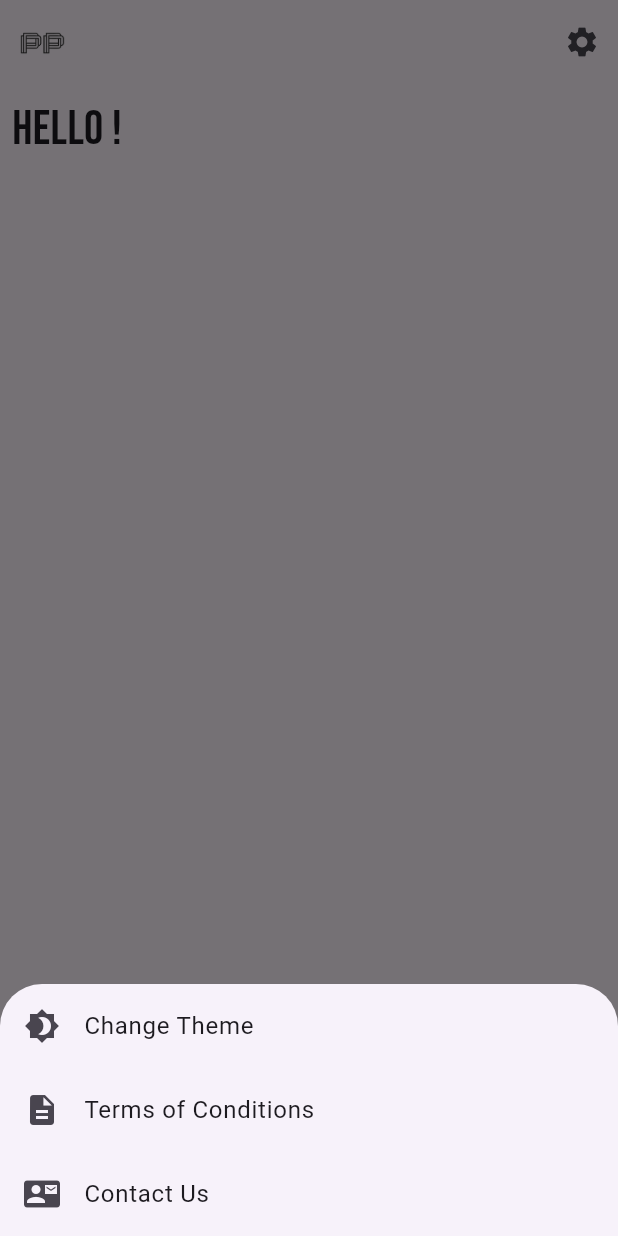
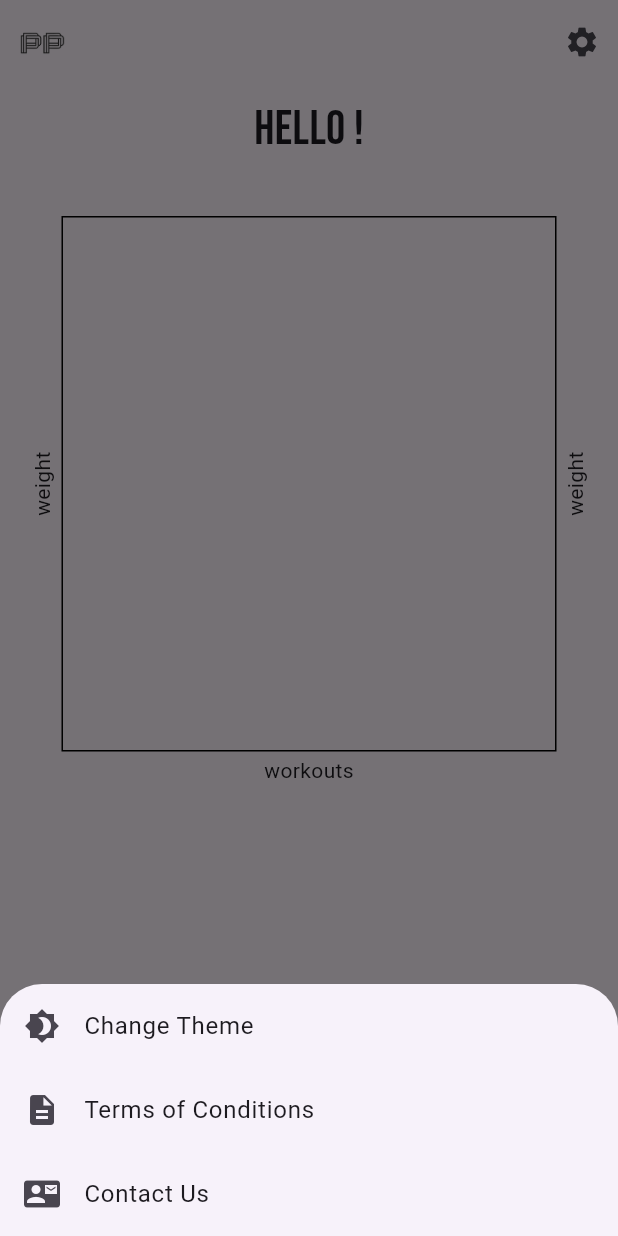
Before and after one commit to PowerPulseApp/PowerPulse, a Flutter app: the screen it shows once a user with an empty profile is signed in, after a tap on the "settings" icon, on a phone screen of 412 x 824 dp. Run offline on Flutter 3.47's test engine with Material 3 defaults, Android fonts, the light colour scheme and no system bars; drawn by our look-alikes of fl_chart; our stand-ins replace cloud_firestore, firebase_auth, firebase_core, firebase_database, firebase_storage, google_fonts and 3 more; accounts and stored records are empty.

Commit message:
16.5.
homepage graph works

```diff
--- a/bap/lib/screens/home/home_screen.dart
+++ b/bap/lib/screens/home/home_screen.dart
@@ -2,12 +2,16 @@ import 'package:flutter/material.dart';
 import 'package:firebase_auth/firebase_auth.dart';
 import 'package:cloud_firestore/cloud_firestore.dart';
 import 'package:google_fonts/google_fonts.dart';
-
+import 'package:fl_chart/fl_chart.dart'; // Import the line chart widget
 
 class HomeScreen extends StatelessWidget {
   @override
   Widget build(BuildContext context) {
-    return FutureBuilder(
+    return Scaffold(
+      body: Column(
+        crossAxisAlignment: CrossAxisAlignment.center,
+        children: [
+          FutureBuilder(
             future: _getCurrentUsername(),
             builder: (context, AsyncSnapshot<String> snapshot) {
               if (snapshot.connectionState == ConnectionState.waiting) {
@@ -31,34 +35,126 @@ class HomeScreen extends StatelessWidget {
                 }
               }
             },
+          ),
+          SizedBox(height: 10), // Add some spacing between text and chart
+          Expanded(
+            child: _buildLineChart(), // Use a method to build the line chart
+          ),
+        ],
+      ),
     );
   }
 
+  Widget _buildLineChart() {
+    return FutureBuilder<List<FlSpot>>(
+      future: _getWorkoutData(),
+      builder: (context, snapshot) {
+        if (snapshot.connectionState == ConnectionState.waiting) {
+          return Center(child: CircularProgressIndicator());
+        } else {
+          if (snapshot.hasError) {
+            return Center(child: Text('Error loading data'));
+          } else {
+            return AspectRatio(
+              aspectRatio: 2.0,
+              child: Padding(
+                padding: const EdgeInsets.only(
+                  right: 16,
+                  left: 16,
+                  top: 16,
+                  bottom: 240,
+                ),
+                child: LineChart(
+                  LineChartData(
+                    lineBarsData: [
+                      LineChartBarData(
+                        spots: snapshot.data!,
+                        barWidth: 8,
+                        isCurved: true,
+                        curveSmoothness: 0.25,
+                        preventCurveOverShooting: true,
+                        isStrokeCapRound: true,
+                        dotData: const FlDotData(show: false),
+                      ),
+                    ],
+                    titlesData: const FlTitlesData(
+                      show: true,
+                      leftTitles: AxisTitles(
+                        axisNameWidget: Text('weight'),
+                        axisNameSize: 25,
+                      ),
+                      bottomTitles: AxisTitles(
+                        axisNameWidget: Text('workouts'),
+                        axisNameSize: 25,
+                      ),
+                      rightTitles: AxisTitles(
+                        axisNameWidget: Text('weight'),
+                        axisNameSize: 25,
+                      ),
+                      topTitles: AxisTitles(
+                        sideTitles: SideTitles(showTitles: false),
+                      ),
+                    ),
+                  ),
+                ),
+              ),
+            );
+          }
+        }
+      },
+    );
+  }
+
+  Future<List<FlSpot>> _getWorkoutData() async {
+    User? user = FirebaseAuth.instance.currentUser;
+    if (user != null) {
+      try {
+        QuerySnapshot workoutsSnapshot = await FirebaseFirestore.instance
+            .collection('users')
+            .doc(user.uid)
+            .collection('workouts')
+            .orderBy('timestamp', descending: true)
+            .limit(15)
+            .get();
+
+        List<FlSpot> spots = [];
+        int index = 0;
+
+        // Reverse the order of documents to display recent data on the right side
+        List<QueryDocumentSnapshot> reversedWorkouts =
+            workoutsSnapshot.docs.reversed.toList();
+
+        for (QueryDocumentSnapshot workout in reversedWorkouts) {
+          // Assuming the field name in Firestore is 'totalWeight'
+          double totalWeight = workout.get('totalWeight');
+          spots.add(FlSpot(index.toDouble(), totalWeight));
+          index++;
+        }
+        return spots;
+      } catch (e) {
+        print('Error fetching workout data: $e');
+        return [];
+      }
+    } else {
+      return [];
+    }
+  }
 
   Future<String> _getCurrentUsername() async {
     User? user = FirebaseAuth.instance.currentUser;
     if (user != null) {
-      // If the user is authenticated, fetch their username from Firestore
       try {
         DocumentSnapshot userDoc = await FirebaseFirestore.instance
             .collection('users')
             .doc(user.uid)
             .get();
-
-
-        // Get the username from the document snapshot
         String username = userDoc.get('username');
-
-
-        // Return the fetched username
         return username;
       } catch (e) {
-        // If there's an error while fetching the username, return a default username
         print('Error fetching username: $e');
         return 'User';
       }
     } else {
-      // If the user is not authenticated, return a default username
       return 'User';
     }
   }
--- a/bap/pubspec.yaml
+++ b/bap/pubspec.yaml
@@ -33,6 +33,8 @@ dependencies:
   permission_handler: ^11.3.1
   url_launcher: ^6.2.6
 
+  fl_chart: ^0.68.0
+
 dev_dependencies:
   flutter_test:
     sdk: flutter
@@ -47,6 +49,7 @@ flutter:
   assets:
     - assets/logo.png
     - assets/eddie.png
+    - assets/pfp.jpg
 
 
 flutter_launcher_icons:
```
Also changed, not shown: bap/pubspec.lock. Lines whose indentation alone changed are shown as unchanged.
